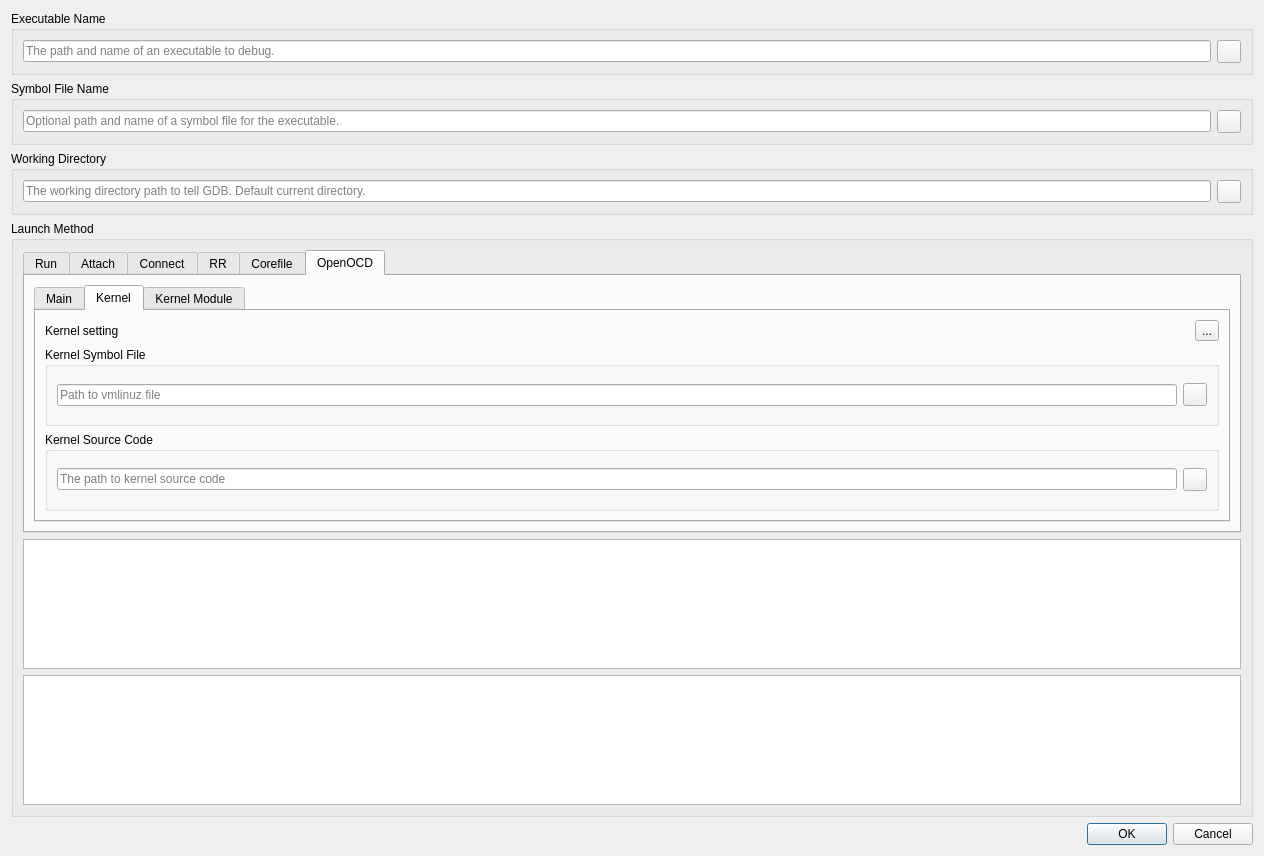
QuangNguyenMinh123/seer, file src/SeerDebugDialog.ui: the form before one commit.
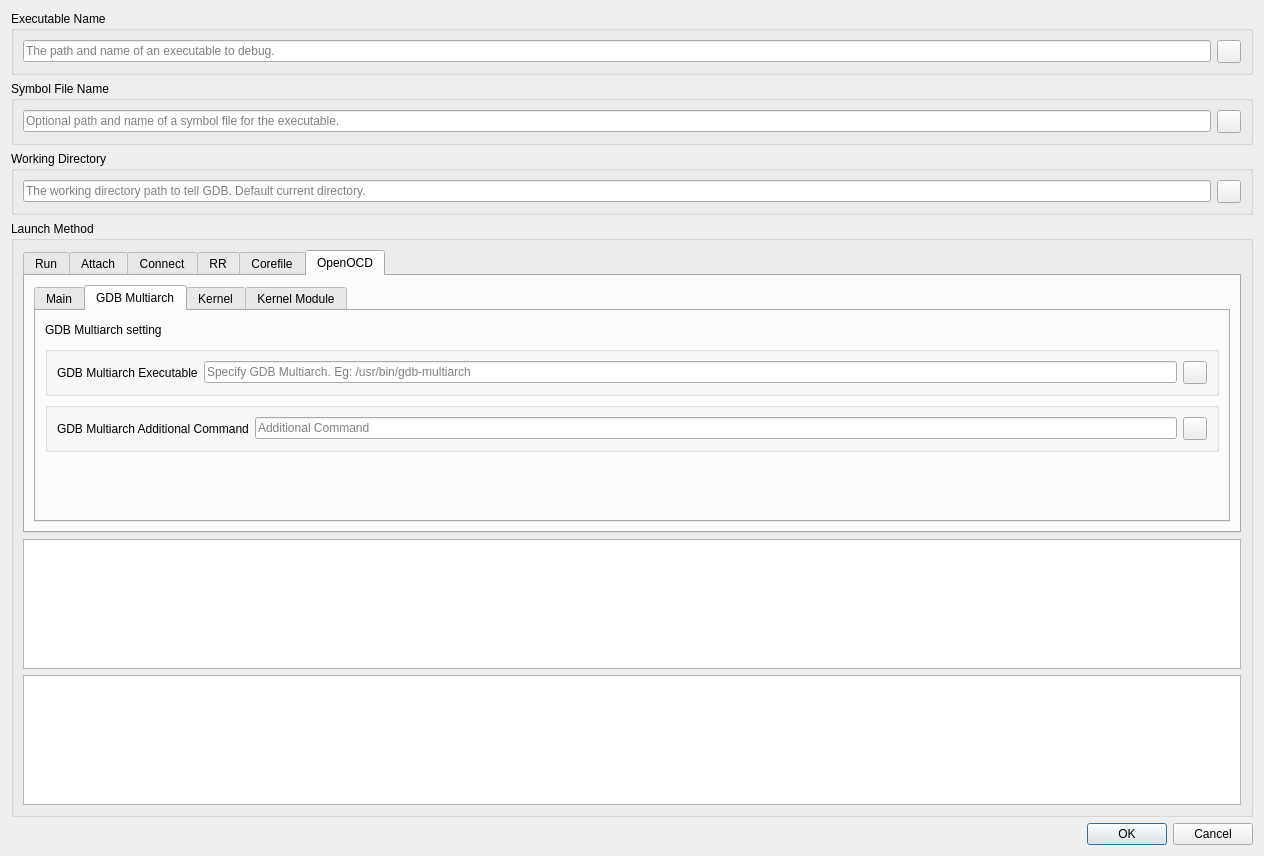
The form after the commit. The open tabs and pages were chosen to show the change. Icons and pictures are not drawn.

```diff
--- a/src/SeerDebugDialog.ui
+++ b/src/SeerDebugDialog.ui
@@ -13,8 +13,8 @@
   <property name="windowTitle">
    <string>Select Executable to Debug</string>
   </property>
-  <layout class="QVBoxLayout" name="verticalLayout_4">
-   <item>
+  <layout class="QGridLayout" name="gridLayout_12">
+   <item row="0" column="0">
     <widget class="QGroupBox" name="executableNameGroupBox">
      <property name="title">
       <string>Executable Name</string>
@@ -176,7 +176,7 @@
      </layout>
     </widget>
    </item>
-   <item>
+   <item row="3" column="0">
     <widget class="QGroupBox" name="launchMethodGroupBox">
      <property name="sizePolicy">
       <sizepolicy hsizetype="Preferred" vsizetype="Preferred">
@@ -1222,6 +1222,161 @@
                 </item>
                </layout>
               </widget>
+              <widget class="QWidget" name="GDBMultiarchTab">
+               <attribute name="title">
+                <string>GDB Multiarch</string>
+               </attribute>
+               <layout class="QFormLayout" name="formLayout">
+                <item row="0" column="0">
+                 <widget class="QLabel" name="openOCDMainSettingLabel_2">
+                  <property name="text">
+                   <string>GDB Multiarch setting</string>
+                  </property>
+                 </widget>
+                </item>
+                <item row="0" column="1">
+                 <spacer name="horizontalSpacer_13">
+                  <property name="orientation">
+                   <enum>Qt::Horizontal</enum>
+                  </property>
+                  <property name="sizeHint" stdset="0">
+                   <size>
+                    <width>1173</width>
+                    <height>20</height>
+                   </size>
+                  </property>
+                 </spacer>
+                </item>
+                <item row="1" column="0" colspan="2">
+                 <widget class="QGroupBox" name="executableNameGroupBox_5">
+                  <property name="enabled">
+                   <bool>true</bool>
+                  </property>
+                  <property name="title">
+                   <string notr="true"/>
+                  </property>
+                  <property name="alignment">
+                   <set>Qt::AlignLeading|Qt::AlignLeft|Qt::AlignTop</set>
+                  </property>
+                  <property name="flat">
+                   <bool>false</bool>
+                  </property>
+                  <layout class="QHBoxLayout" name="horizontalLayout_23">
+                   <item>
+                    <widget class="QLabel" name="executableOpenOCDPathLabel_2">
+                     <property name="text">
+                      <string>GDB Multiarch Executable</string>
+                     </property>
+                    </widget>
+                   </item>
+                   <item>
+                    <widget class="QLineEdit" name="executableOpenOCDPath_2">
+                     <property name="sizePolicy">
+                      <sizepolicy hsizetype="Expanding" vsizetype="Fixed">
+                       <horstretch>0</horstretch>
+                       <verstretch>0</verstretch>
+                      </sizepolicy>
+                     </property>
+                     <property name="toolTip">
+                      <string>Specify OpenOCD</string>
+                     </property>
+                     <property name="placeholderText">
+                      <string>Specify GDB Multiarch. Eg: /usr/bin/gdb-multiarch</string>
+                     </property>
+                     <property name="clearButtonEnabled">
+                      <bool>true</bool>
+                     </property>
+                    </widget>
+                   </item>
+                   <item>
+                    <widget class="QToolButton" name="executableOpenOCDButton_2">
+                     <property name="sizePolicy">
+                      <sizepolicy hsizetype="Minimum" vsizetype="Fixed">
+                       <horstretch>0</horstretch>
+                       <verstretch>0</verstretch>
+                      </sizepolicy>
+                     </property>
+                     <property name="toolTip">
+                      <string>Open a dialog to select an executable.</string>
+                     </property>
+                     <property name="text">
+                      <string/>
+                     </property>
+                     <property name="icon">
+                      <iconset resource="resource.qrc">
+                       <normaloff>:/seer/resources/RelaxLightIcons/document-open.svg</normaloff>:/seer/resources/RelaxLightIcons/document-open.svg</iconset>
+                     </property>
+                    </widget>
+                   </item>
+                  </layout>
+                 </widget>
+                </item>
+                <item row="2" column="0" colspan="2">
+                 <widget class="QGroupBox" name="executableNameGroupBox_7">
+                  <property name="enabled">
+                   <bool>true</bool>
+                  </property>
+                  <property name="title">
+                   <string notr="true"/>
+                  </property>
+                  <property name="alignment">
+                   <set>Qt::AlignLeading|Qt::AlignLeft|Qt::AlignTop</set>
+                  </property>
+                  <property name="flat">
+                   <bool>false</bool>
+                  </property>
+                  <layout class="QHBoxLayout" name="horizontalLayout_24">
+                   <item>
+                    <widget class="QLabel" name="executableOpenOCDPathLabel_3">
+                     <property name="text">
+                      <string>GDB Multiarch Additional Command</string>
+                     </property>
+                    </widget>
+                   </item>
+                   <item>
+                    <widget class="QLineEdit" name="executableOpenOCDPath_3">
+                     <property name="sizePolicy">
+                      <sizepolicy hsizetype="Expanding" vsizetype="Fixed">
+                       <horstretch>0</horstretch>
+                       <verstretch>0</verstretch>
+                      </sizepolicy>
+                     </property>
+                     <property name="toolTip">
+                      <string>Specify OpenOCD</string>
+                     </property>
+                     <property name="placeholderText">
+                      <string>Additional Command</string>
+                     </property>
+                     <property name="clearButtonEnabled">
+                      <bool>true</bool>
+                     </property>
+                    </widget>
+                   </item>
+                   <item>
+                    <widget class="QToolButton" name="executableOpenOCDButton_3">
+                     <property name="sizePolicy">
+                      <sizepolicy hsizetype="Minimum" vsizetype="Fixed">
+                       <horstretch>0</horstretch>
+                       <verstretch>0</verstretch>
+                      </sizepolicy>
+                     </property>
+                     <property name="toolTip">
+                      <string>Open a dialog to select an executable.</string>
+                     </property>
+                     <property name="text">
+                      <string/>
+                     </property>
+                     <property name="icon">
+                      <iconset resource="resource.qrc">
+                       <normaloff>:/seer/resources/RelaxLightIcons/document-open.svg</normaloff>:/seer/resources/RelaxLightIcons/document-open.svg</iconset>
+                     </property>
+                    </widget>
+                   </item>
+                  </layout>
+                 </widget>
+                </item>
+               </layout>
+              </widget>
               <widget class="QWidget" name="KernelTab">
                <attribute name="title">
                 <string>Kernel</string>
```
Left out of the diff: 8 changed lines with no effect on the pictures.
